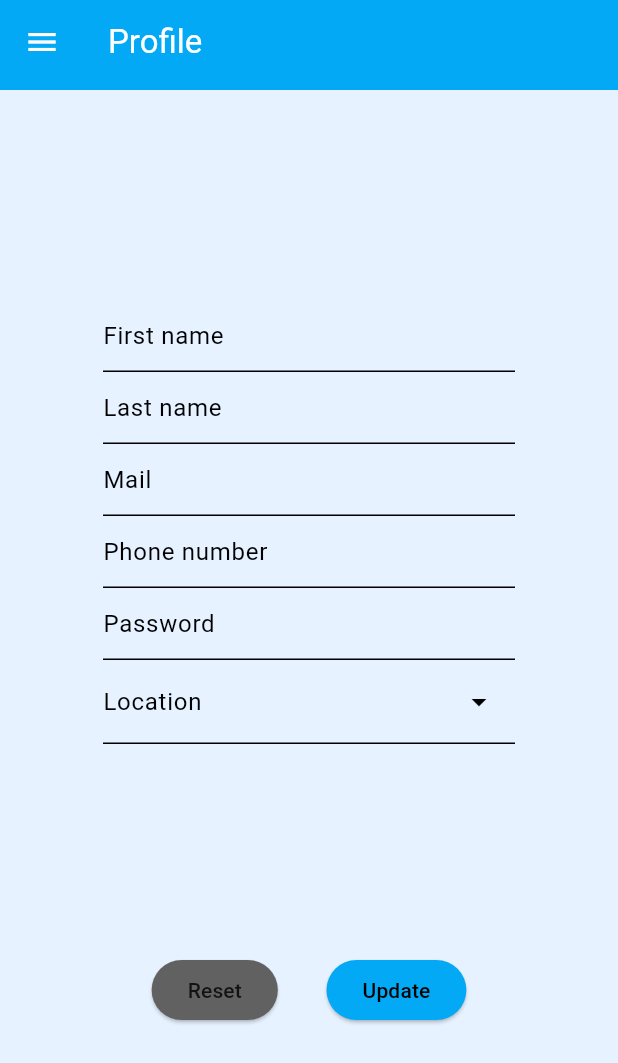
After one commit to InventoryAssistant/inventory_assistant, a Flutter app: the ProfilePage screen opened directly, after a tap on "Update", on a phone screen of 412 x 824 dp. The commit adds this screen. Shown: the top 1063 px of the screen. Run offline on Flutter 3.47's test engine with Material 3 defaults, Android fonts, the phone set to English and light mode, and no system bars; drawn by our look-alikes of dropdown_search; our stand-ins replace flutter_secure_storage, go_router; missing offline and left inert: barcode_scan2; accounts and stored records are empty; network calls fail.

Commit message:
Profile page

```diff
--- a/lib/misc/api/api_user.dart
+++ b/lib/misc/api/api_user.dart
@@ -1,7 +1,8 @@
 import 'dart:convert';
 import 'package:http/http.dart' as http;
 import 'package:inventory_assistant/misc/base_item.dart';
-import 'api_url.dart' as api;
+import 'package:inventory_assistant/misc/api/api_url.dart' as api;
+import 'package:inventory_assistant/misc/api/api_token.dart' as api_token;
 import 'dart:developer';
 import 'package:flutter/foundation.dart';
 
@@ -42,3 +43,95 @@ Future<List<BaseItem>> fetchLocations() async {
 
   return location;
 }
+
+/// Get current user information
+Future getCurrentUser() async {
+  Map<String, dynamic> user = {};
+  final token = await api_token.getToken();
+
+  try {
+    await http.get(
+      Uri.parse('${api.getApiBaseUrl()}/user'),
+      headers: <String, String>{
+        'Content-Type': 'application/json; charset=UTF-8',
+        'Accept': 'application/json',
+        'Authorization': 'Bearer $token',
+      },
+    ).then((response) {
+      if (response.statusCode == 200) {
+        final data = jsonDecode(response.body);
+        user = {
+          'id': data['id'],
+          'first_name': data['first_name'],
+          'last_name': data['last_name'],
+          'email': data['email'],
+          'phone': data['phone_number'],
+          'location': data['location_id'],
+        };
+      } else {
+        if (kDebugMode) {
+          debugPrint('Request failed with status: ${response.statusCode}');
+        }
+      }
+    });
+  } catch (e) {
+    // Handle any exceptions that occur
+    if (kDebugMode) {
+      debugPrint('Error: $e');
+    }
+  }
+
+  return user;
+}
+
+/// Update user information
+Future<bool> updateUser({
+  required int userId,
+  required String firstName,
+  required String lastName,
+  required String email,
+  required String phoneNumber,
+  required String locatioId,
+  required String password,
+}) async {
+  final token = await api_token.getToken();
+
+  try {
+    return await http
+        .put(
+      Uri.parse('${api.getApiBaseUrl()}/user/$userId'),
+      headers: <String, String>{
+        'Content-Type': 'application/json; charset=UTF-8',
+        'Accept': 'application/json',
+        'Authorization': 'Bearer $token',
+      },
+      body: jsonEncode({
+        'first_name': firstName,
+        'last_name': lastName,
+        'email': email,
+        'phone_number': phoneNumber,
+        'location_id': locatioId,
+        'password': password,
+      }),
+    )
+        .then((response) {
+      if (response.statusCode == 200) {
+        if (kDebugMode) {
+          debugPrint('User updated');
+        }
+        return true;
+      } else {
+        if (kDebugMode) {
+          debugPrint('Request failed with status: ${response.statusCode}');
+        }
+        return false;
+      }
+    });
+  } catch (e) {
+    // Handle any exceptions that occur
+    if (kDebugMode) {
+      debugPrint('Error: $e');
+    }
+    return false;
+  }
+}
--- a/lib/misc/router.dart
+++ b/lib/misc/router.dart
@@ -2,6 +2,7 @@ import 'package:flutter/material.dart';
 import 'package:go_router/go_router.dart';
 import 'package:inventory_assistant/home.dart';
 import 'package:inventory_assistant/pages/login_page.dart';
+import 'package:inventory_assistant/pages/profile_page.dart';
 import 'package:inventory_assistant/pages/scanner_page.dart';
 import 'package:inventory_assistant/misc/api/api_lib.dart' as api;
 
@@ -13,10 +14,8 @@ GoRouter routerGenerator() {
         path: '/',
         redirect: (context, state) async {
           if (!await api.isLoggedIn()) {
-            debugPrint('Redirecting to login');
             return '/login';
           }
-          debugPrint('Redirecting to scanner');
           return null;
         },
         routes: <RouteBase>[
@@ -58,7 +57,7 @@ GoRouter routerGenerator() {
             name: 'profile',
             path: 'profile',
             builder: (BuildContext context, GoRouterState state) {
-              return const Home();
+              return const ProfilePage();
             },
           ),
         ],
--- a/lib/misc/theme.dart
+++ b/lib/misc/theme.dart
@@ -7,6 +7,7 @@ class ThemeClass {
       primary: Colors.lightBlue,
       background: Colors.white,
       surface: const Color.fromRGBO(230, 242, 255, 1.0),
+      secondary: Colors.lightBlueAccent,
     ),
     appBarTheme: const AppBarTheme(
       backgroundColor: Colors.lightBlue,
--- a/lib/modal/product_modal.dart
+++ b/lib/modal/product_modal.dart
@@ -34,7 +34,6 @@ Future addProductModal(
                 return locations;
               },
               onChanged: (value) {
-                debugPrint('Location: ${value!.id}');
                 locationController.text = value.id.toString();
               },
               dropdownDecoratorProps: const DropDownDecoratorProps(
@@ -57,7 +56,6 @@ Future addProductModal(
                 return categories;
               },
               onChanged: (value) {
-                debugPrint('Category: ${value!.id}');
                 categoryController.text = value.id.toString();
               },
               dropdownDecoratorProps: const DropDownDecoratorProps(
@@ -79,7 +77,6 @@ Future addProductModal(
                 return categories;
               },
               onChanged: (value) {
-                debugPrint('Unit: ${value!.id}');
                 unitController.text = value.id.toString();
               },
               dropdownDecoratorProps: const DropDownDecoratorProps(
--- /dev/null
+++ b/lib/pages/profile_page.dart
@@ -0,0 +1,157 @@
+import 'package:dropdown_search/dropdown_search.dart';
+import 'package:flutter/material.dart';
+import 'package:inventory_assistant/misc/theme.dart';
+import 'package:inventory_assistant/widget/custom_appbar.dart';
+import 'package:inventory_assistant/widget/custom_drawer.dart';
+import 'package:inventory_assistant/misc/api/api_lib.dart' as api;
+
+class ProfilePage extends StatefulWidget {
+  const ProfilePage({super.key});
+
+  @override
+  State<ProfilePage> createState() => _ProfilePageState();
+}
+
+class _ProfilePageState extends State<ProfilePage> {
+  final TextEditingController firstNameController = TextEditingController();
+  final TextEditingController lastNameController = TextEditingController();
+  final TextEditingController locationController = TextEditingController();
+  final TextEditingController emailController = TextEditingController();
+  final TextEditingController phoneController = TextEditingController();
+  final TextEditingController passwordController = TextEditingController();
+  Map<String, dynamic> user = {};
+
+  @override
+  void initState() {
+    super.initState();
+    getUserData();
+  }
+
+  getUserData() async {
+    user = await api.getCurrentUser();
+    setUserData();
+  }
+
+  setUserData() {
+    firstNameController.text = user['first_name'];
+    lastNameController.text = user['last_name'];
+    emailController.text = user['email'];
+    phoneController.text = user['phone'];
+    locationController.text = user['location'].toString();
+  }
+
+  @override
+  Widget build(BuildContext context) {
+    return Scaffold(
+      appBar: const CustomAppBar(
+        title: 'Profile',
+      ),
+      drawer: const CustomDrawer(),
+      body: Row(
+        children: [
+          const Spacer(),
+          Flexible(
+            flex: 4,
+            child: Column(
+              children: [
+                const Spacer(),
+                TextFormField(
+                  decoration: const InputDecoration(hintText: 'First name'),
+                  controller: firstNameController,
+                  keyboardType: TextInputType.name,
+                  textCapitalization: TextCapitalization.words,
+                ),
+                TextFormField(
+                  decoration: const InputDecoration(hintText: 'Last name'),
+                  controller: lastNameController,
+                  keyboardType: TextInputType.name,
+                  textCapitalization: TextCapitalization.words,
+                ),
+                TextFormField(
+                  decoration: const InputDecoration(hintText: 'Mail'),
+                  controller: emailController,
+                  keyboardType: TextInputType.emailAddress,
+                  textCapitalization: TextCapitalization.words,
+                ),
+                TextFormField(
+                  decoration: const InputDecoration(hintText: 'Phone number'),
+                  controller: phoneController,
+                  keyboardType: TextInputType.phone,
+                ),
+                TextFormField(
+                  decoration: const InputDecoration(hintText: 'Password'),
+                  controller: passwordController,
+                  obscureText: true,
+                ),
+                DropdownSearch(
+                  asyncItems: (String filter) async {
+                    final locations = await api.fetchLocations();
+                    return locations;
+                  },
+                  onChanged: (value) {
+                    locationController.text = value.id.toString();
+                  },
+                  dropdownDecoratorProps: const DropDownDecoratorProps(
+                    dropdownSearchDecoration: InputDecoration(
+                      labelText: "Location",
+                    ),
+                  ),
+                  popupProps: const PopupProps.menu(
+                    fit: FlexFit.loose,
+                  ),
+                ),
+                const Spacer(),
+                Row(
+                  mainAxisAlignment: MainAxisAlignment.spaceEvenly,
+                  children: [
+                    ElevatedButton(
+                      onPressed: () {
+                        setUserData();
+                      },
+                      style: ElevatedButton.styleFrom(
+                        backgroundColor:
+                            ThemeClass.darkTheme.secondaryHeaderColor,
+                        foregroundColor: ThemeClass.darkTheme.primaryColor,
+                      ),
+                      child: const Text('Reset'),
+                    ),
+                    ElevatedButton(
+                      onPressed: () async {
+                        final success = await api.updateUser(
+                          userId: user['id'],
+                          firstName: firstNameController.text,
+                          lastName: lastNameController.text,
+                          email: emailController.text,
+                          phoneNumber: phoneController.text,
+                          locatioId: locationController.text,
+                          password: passwordController.text,
+                        );
+                        if (success) {
+                          ScaffoldMessenger.of(context).showSnackBar(
+                            const SnackBar(
+                              content: Text('User updated successfully'),
+                            ),
+                          );
+                        } else {
+                          ScaffoldMessenger.of(context).showSnackBar(
+                            const SnackBar(
+                              content: Text('User update failed'),
+                              backgroundColor: Colors.red,
+                            ),
+                          );
+                        }
+                      },
+                      child: const Text('Update'),
+                    ),
+                  ],
+                ),
+                const Spacer(),
+              ],
+            ),
+          ),
+          const Spacer(),
+        ],
+      ),
+    );
+  }
+}
```
